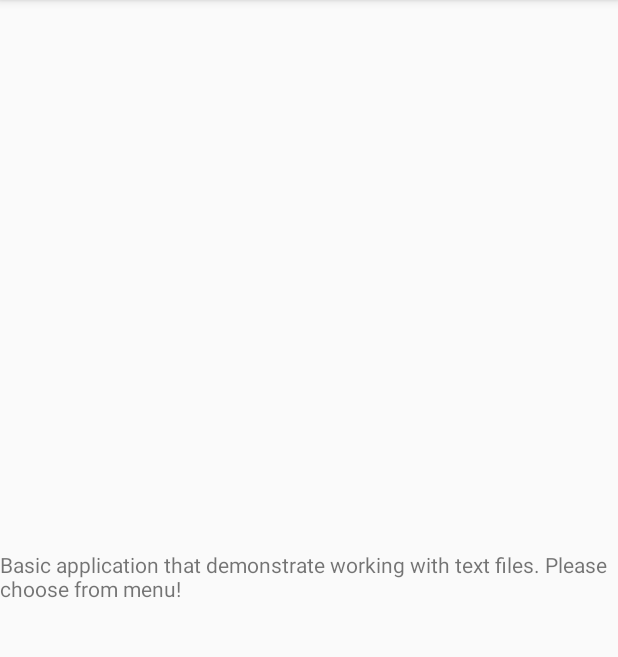
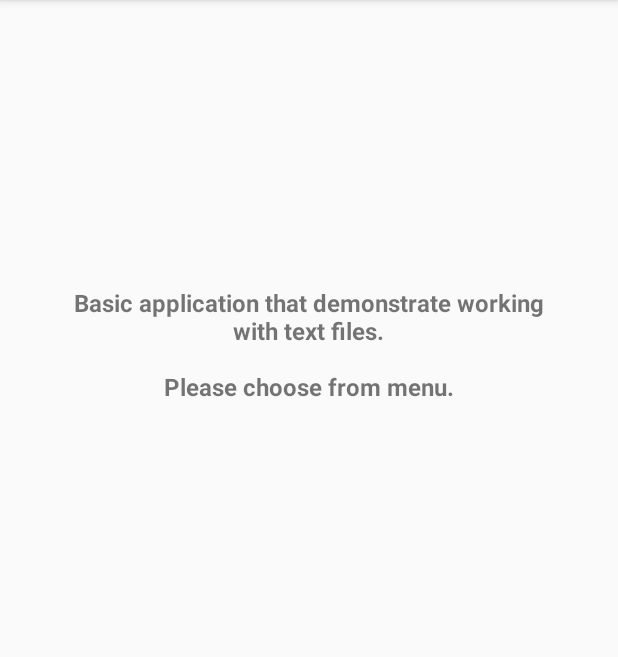
Before and after one commit to albertschool/N11Demo02, an Android app: the screen it shows after launch (MainActivity), on a phone screen of 412 x 824 dp, the part 84-741 px from its top. Run offline under Robolectric (Android 15) with nearby library versions, the phone set to English and light mode, and no system bars.

Commit message:
final commit

```diff
--- a/app/src/main/java/com/example/n11demo02/ExtActivity.java
+++ b/app/src/main/java/com/example/n11demo02/ExtActivity.java
@@ -1,9 +1,9 @@
 package com.example.n11demo02;
 
-import androidx.appcompat.app.AppCompatActivity;
 import androidx.core.app.ActivityCompat;
 import androidx.core.content.ContextCompat;
 
+import android.content.Context;
 import android.content.pm.PackageManager;
 import android.os.Bundle;
 import android.os.Environment;
@@ -13,16 +13,20 @@ import android.widget.TextView;
 import android.widget.Toast;
 
 import java.io.BufferedReader;
-import java.io.BufferedWriter;
 import java.io.File;
-import java.io.FileInputStream;
-import java.io.FileOutputStream;
 import java.io.FileReader;
 import java.io.FileWriter;
 import java.io.IOException;
-import java.io.InputStreamReader;
-import java.io.OutputStreamWriter;
-
+/**
+ * The Ext activity
+ * <p>
+ *     Activity to demonstrate writing/reading text file from external memory(SD-card)
+ * </p>
+ *
+ * @author		Levy Albert albert.school2015@gmail.com
+ * @version     2.0
+ * @since		14/6/2023
+ */
 public class ExtActivity extends MasterActivity {
     private static final int REQUEST_CODE_PERMISSION = 1;
     private EditText eT;
@@ -38,6 +42,12 @@ public class ExtActivity extends MasterActivity {
         initAll();
     }
 
+    /**
+     * initAll method
+     * <p> Init views, check if permission WRITE_EXTERNAL_STORAGE granted & check if file exist in
+     * external memory
+     * </p>
+     */
     private void initAll() {
         eT=(EditText)findViewById(R.id.eT);
         tV=(TextView)findViewById(R.id.tV);
@@ -49,7 +59,23 @@ public class ExtActivity extends MasterActivity {
         } else {
             Toast.makeText(this, "Permission to access external storage granted", Toast.LENGTH_LONG).show();
         }
+
+        if (isFilePresent(this,FILENAME)) {
+            read(null);
+        } else {
+            reset(null);
+        }
     }
+
+    /**
+     * onRequestPermissionsResult method
+     * <p> Result method of request permission accessing external memory
+     * </p>
+     *
+     * @param requestCode the int request code of the permission asked
+     * @param permissions String array of permissions
+     * @param grantResults int array of grant results
+     */
 
     @Override
     public void onRequestPermissionsResult(int requestCode, String[] permissions, int[] grantResults) {
@@ -64,6 +90,33 @@ public class ExtActivity extends MasterActivity {
         }
     }
 
+    /**
+     * isFilePresent method
+     * <p> Checking if fileName exist in the external memory
+     * </p>
+     *
+     * @param context the context object
+     * @param fileName the file name to be checked
+     * @return true if the file is present
+     */
+    public boolean isFilePresent(Context context, String fileName) {
+        File dirFiles = context.getFilesDir();
+        File[] filesArray = dirFiles.listFiles();
+        for (File file : filesArray) {
+            if (file.getName().equals(fileName)) {
+                return true;
+            }
+        }
+        return false;
+    }
+
+    /**
+     * write method
+     * <p> Writing the text input to the text file
+     * </p>
+     *
+     * @param view the view that triggered the method
+     */
     public void write(View view) {
         strwr=eT.getText().toString();
         try {
@@ -80,6 +133,13 @@ public class ExtActivity extends MasterActivity {
         }
     }
 
+    /**
+     * reset method
+     * <p> Reset & clear the text file
+     * </p>
+     *
+     * @param view the view that triggered the method
+     */
     public void reset(View view) {
         try {
             File externalDir = Environment.getExternalStorageDirectory();
@@ -97,6 +157,14 @@ public class ExtActivity extends MasterActivity {
         tV.setText("");
     }
 
+    /**
+     * read method
+     * <p> Reading the text from the text file & display
+     * </p>
+     *
+     * @param view the view that triggered the method
+     */
+
     public void read(View view) {
         try {
             File externalDir = Environment.getExternalStorageDirectory();
@@ -104,7 +172,6 @@ public class ExtActivity extends MasterActivity {
             file.getParentFile().mkdirs();
             FileReader reader = new FileReader(file);
             BufferedReader bR = new BufferedReader(reader);
-
             StringBuilder sB = new StringBuilder();
             String line = bR.readLine();
             while (line != null) {
--- a/app/src/main/java/com/example/n11demo02/IntActivity.java
+++ b/app/src/main/java/com/example/n11demo02/IntActivity.java
@@ -1,6 +1,4 @@
 package com.example.n11demo02;
-
-import androidx.appcompat.app.AppCompatActivity;
 
 import android.os.Bundle;
 import android.view.View;
@@ -11,16 +9,24 @@ import java.io.BufferedReader;
 import java.io.BufferedWriter;
 import java.io.File;
 import java.io.FileInputStream;
-import java.io.FileNotFoundException;
 import java.io.FileOutputStream;
 import java.io.IOException;
 import java.io.InputStreamReader;
 import java.io.OutputStreamWriter;
-
+/**
+ * The Int activity
+ * <p>
+ *     Activity to demonstrate writing/reading text file from internal memory
+ * </p>
+ *
+ * @author		Levy Albert albert.school2015@gmail.com
+ * @version     2.0
+ * @since		14/6/2023
+ */
 public class IntActivity extends MasterActivity {
     private EditText eT;
     private TextView tV;
-    private final String FILENAME = "test.txt";
+    private final String FILENAME = "inttest.txt";
     private String strwr;
 
     @Override
@@ -31,6 +37,11 @@ public class IntActivity extends MasterActivity {
         initAll();
     }
 
+    /**
+     * initAll method
+     * <p> Init views & check if file exist in internal memory
+     * </p>
+     */
     private void initAll() {
         eT=(EditText)findViewById(R.id.eT);
         tV=(TextView)findViewById(R.id.tV);
@@ -42,6 +53,13 @@ public class IntActivity extends MasterActivity {
         }
     }
 
+    /**
+     * write method
+     * <p> Writing the text input to the text file
+     * </p>
+     *
+     * @param view the view that triggered the method
+     */
     public void write(View view) {
         strwr=eT.getText().toString();
         try {
@@ -55,6 +73,13 @@ public class IntActivity extends MasterActivity {
         }
     }
 
+    /**
+     * reset method
+     * <p> Reset & clear the text file
+     * </p>
+     *
+     * @param view the view that triggered the method
+     */
     public void reset(View view) {
         try {
             FileOutputStream fOS = openFileOutput(FILENAME,MODE_PRIVATE);
@@ -71,6 +96,13 @@ public class IntActivity extends MasterActivity {
         tV.setText("");
     }
 
+    /**
+     * read method
+     * <p> Reading the text from the text file & display
+     * </p>
+     *
+     * @param view the view that triggered the method
+     */
     public void read(View view) {
         try {
             FileInputStream fIS= openFileInput(FILENAME);
--- a/app/src/main/java/com/example/n11demo02/RawActivity.java
+++ b/app/src/main/java/com/example/n11demo02/RawActivity.java
@@ -1,21 +1,24 @@
 package com.example.n11demo02;
 
-import androidx.appcompat.app.AppCompatActivity;
-
-import android.content.res.AssetManager;
 import android.os.Bundle;
 import android.view.View;
 import android.widget.TextView;
 import android.widget.Toast;
 
 import java.io.BufferedReader;
-import java.io.BufferedWriter;
-import java.io.FileOutputStream;
 import java.io.IOException;
 import java.io.InputStream;
 import java.io.InputStreamReader;
-import java.io.OutputStreamWriter;
-
+/**
+ * The Raw activity
+ * <p>
+ *     Activity to demonstrate reading text file from application resource (raw)
+ * </p>
+ *
+ * @author		Levy Albert albert.school2015@gmail.com
+ * @version     2.0
+ * @since		14/6/2023
+ */
 public class RawActivity extends MasterActivity {
     private TextView tV;
     private final String FILENAME = "rawtest.txt";
@@ -30,6 +33,11 @@ public class RawActivity extends MasterActivity {
         initAll();
     }
 
+    /**
+     * initAll method
+     * <p> Init views & check if file exist in application resource (raw)
+     * </p>
+     */
     private void initAll() {
         tV = (TextView) findViewById(R.id.tV);
 
@@ -37,17 +45,31 @@ public class RawActivity extends MasterActivity {
         resourceId = this.getResources().getIdentifier(fileName, "raw", this.getPackageName());
         if (resourceId != 0) {
             fileExists = true;
-            Toast.makeText(this, "raw file exist", Toast.LENGTH_LONG).show();
+            Toast.makeText(this, "raw file exist", Toast.LENGTH_SHORT).show();
         } else {
             fileExists = false;
-            Toast.makeText(this, "raw file doesn't exist", Toast.LENGTH_LONG).show();
+            Toast.makeText(this, "raw file doesn't exist", Toast.LENGTH_SHORT).show();
         }
     }
 
+    /**
+     * reset method
+     * <p> Reset & clear the text view
+     * </p>
+     *
+     * @param view the view that triggered the method
+     */
     public void reset(View view) {
         tV.setText("");
     }
 
+    /**
+     * read method
+     * <p> Reading the text from the text file & display
+     * </p>
+     *
+     * @param view the view that triggered the method
+     */
     public void read(View view) {
         if (fileExists) {
             InputStream iS = this.getResources().openRawResource(resourceId);
--- a/app/src/main/res/layout/activity_main.xml
+++ b/app/src/main/res/layout/activity_main.xml
@@ -1,18 +1,45 @@
 <?xml version="1.0" encoding="utf-8"?>
-<androidx.constraintlayout.widget.ConstraintLayout xmlns:android="http://schemas.android.com/apk/res/android"
+<LinearLayout xmlns:android="http://schemas.android.com/apk/res/android"
     xmlns:app="http://schemas.android.com/apk/res-auto"
     xmlns:tools="http://schemas.android.com/tools"
     android:layout_width="match_parent"
     android:layout_height="match_parent"
     tools:context=".MainActivity">
 
-    <TextView
-        android:layout_width="wrap_content"
-        android:layout_height="wrap_content"
-        android:text="Basic application that demonstrate working with text files. Please choose from menu!"
-        app:layout_constraintBottom_toBottomOf="parent"
-        app:layout_constraintEnd_toEndOf="parent"
-        app:layout_constraintStart_toStartOf="parent"
-        app:layout_constraintTop_toTopOf="parent" />
+    <Space
+        android:layout_width="0dp"
+        android:layout_height="match_parent"
+        android:layout_weight="10" />
 
-</androidx.constraintlayout.widget.ConstraintLayout>
+    <LinearLayout
+        android:layout_width="0dp"
+        android:layout_height="match_parent"
+        android:layout_weight="80"
+        android:orientation="vertical">
+
+        <Space
+            android:layout_width="match_parent"
+            android:layout_height="0dp"
+            android:layout_weight="20" />
+
+        <TextView
+            android:layout_width="match_parent"
+            android:layout_height="0dp"
+            android:layout_weight="20"
+            android:gravity="center"
+            android:text="Basic application that demonstrate working with text files.\n\nPlease choose from menu."
+            android:textSize="16sp"
+            android:textStyle="bold" />
+
+        <Space
+            android:layout_width="match_parent"
+            android:layout_height="0dp"
+            android:layout_weight="60" />
+    </LinearLayout>
+
+    <Space
+        android:layout_width="0dp"
+        android:layout_height="match_parent"
+        android:layout_weight="10" />
+
+</LinearLayout>
```
Also changed, not shown: app/src/main/java/com/example/n11demo02/MainActivity.java (+15 -0 lines), app/src/main/java/com/example/n11demo02/MasterActivity.java (+11 -0 lines).
